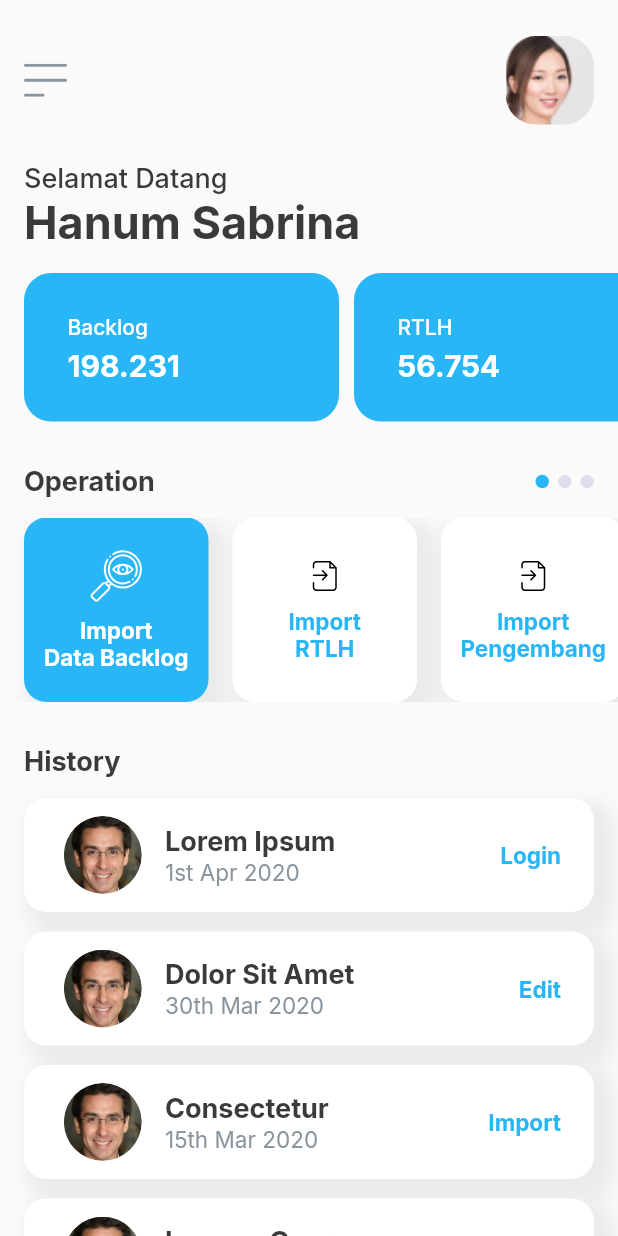
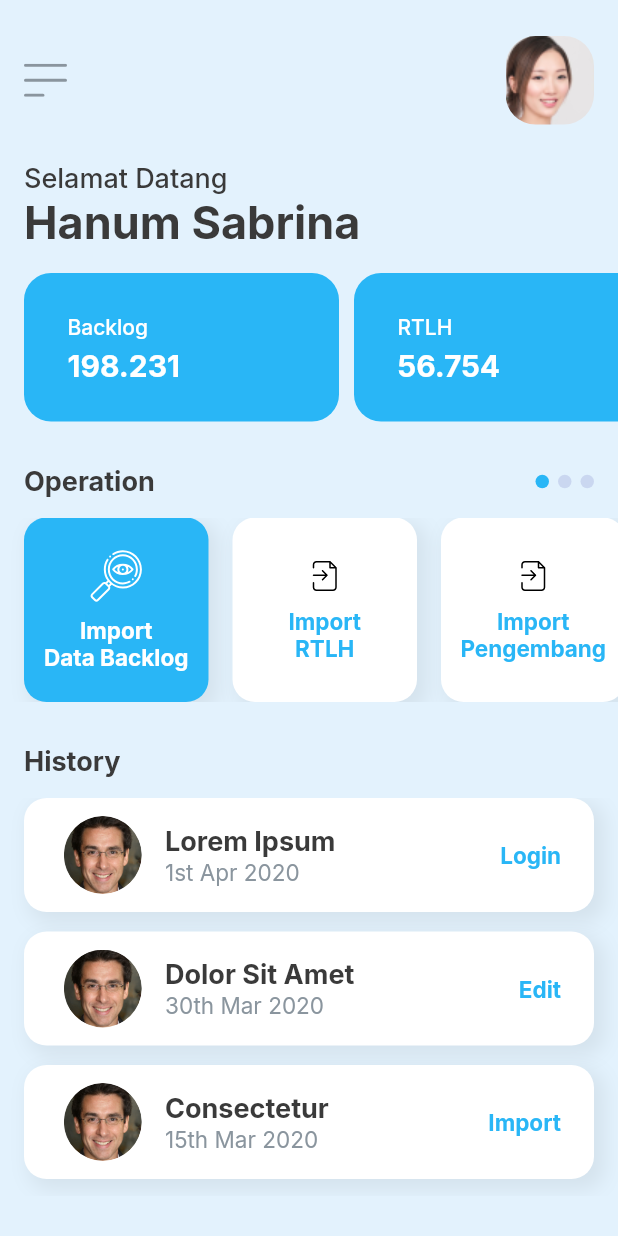
Before and after one commit to rabbanos/flutter-ckripci, a Flutter app: the screen it shows after launch, on a phone screen of 412 x 824 dp. Run offline on Flutter 3.47's test engine with Material 2 defaults, Android fonts, the phone set to English and light mode, and no system bars; our stand-ins replace flutter_svg, google_fonts.

Commit message:
Initial Commit

```diff
--- a/lib/constants/color_constant.dart
+++ b/lib/constants/color_constant.dart
@@ -2,7 +2,7 @@ import 'dart:ui';
 
 const kBlueColor = Color(0xFF29b6f6);
 const kTwentyBlueColor = Color(0x201E1E99);
-const kPinkColor = Color(0xFFFF70A3);
+const kLightBlueColor = Color(0xFFE3F2FD);
 const kWhiteColor = Color(0xFFFFFFFF);
 const kBlackColor = Color(0xFF3A3A3A);
 const kTenBlackColor = Color(0x10000000);
--- a/lib/screens/home_screen.dart
+++ b/lib/screens/home_screen.dart
@@ -28,6 +28,7 @@ class _HomeScreenState extends State<HomeScreen> {
   @override
   Widget build(BuildContext context) {
     return Scaffold(
+      backgroundColor: kLightBlueColor,
       body: SafeArea(
         child: Container(
           margin: EdgeInsets.only(top: 8),
@@ -205,7 +206,9 @@ class _HomeScreenState extends State<HomeScreen> {
                       color: kBlackColor),
                 ),
               ),
-              ListView.builder(
+              Container(
+                height: 265,
+                child: ListView.builder(
                   itemCount: transactions.length,
                   padding: EdgeInsets.only(left: 16, right: 16),
                   shrinkWrap: true,
@@ -222,8 +225,8 @@ class _HomeScreenState extends State<HomeScreen> {
                           BoxShadow(
                             color: kTenBlackColor,
                             blurRadius: 10,
-                          spreadRadius: 5,
-                          offset: Offset(8.0, 8.0),
+                            spreadRadius: 2,
+                            offset: Offset(5.0, 5.0),
                           )
                         ],
                       ),
@@ -238,7 +241,8 @@ class _HomeScreenState extends State<HomeScreen> {
                                 decoration: BoxDecoration(
                                   shape: BoxShape.circle,
                                   image: DecorationImage(
-                                  image: AssetImage(transactions[index].photo),
+                                    image:
+                                        AssetImage(transactions[index].photo),
                                   ),
                                 ),
                               ),
@@ -282,6 +286,7 @@ class _HomeScreenState extends State<HomeScreen> {
                       ),
                     );
                   },
+                ),
               )
             ],
           ),
@@ -321,8 +326,8 @@ class _OperationCardState extends State<OperationCard> {
             BoxShadow(
               color: kTenBlackColor,
               blurRadius: 10,
-              spreadRadius: 5,
-              offset: Offset(8.0, 8.0),
+              spreadRadius: 2,
+              offset: Offset(5.0, 5.0),
             )
           ],
           borderRadius: BorderRadius.circular(15),
```
Lines whose indentation alone changed are shown as unchanged.
